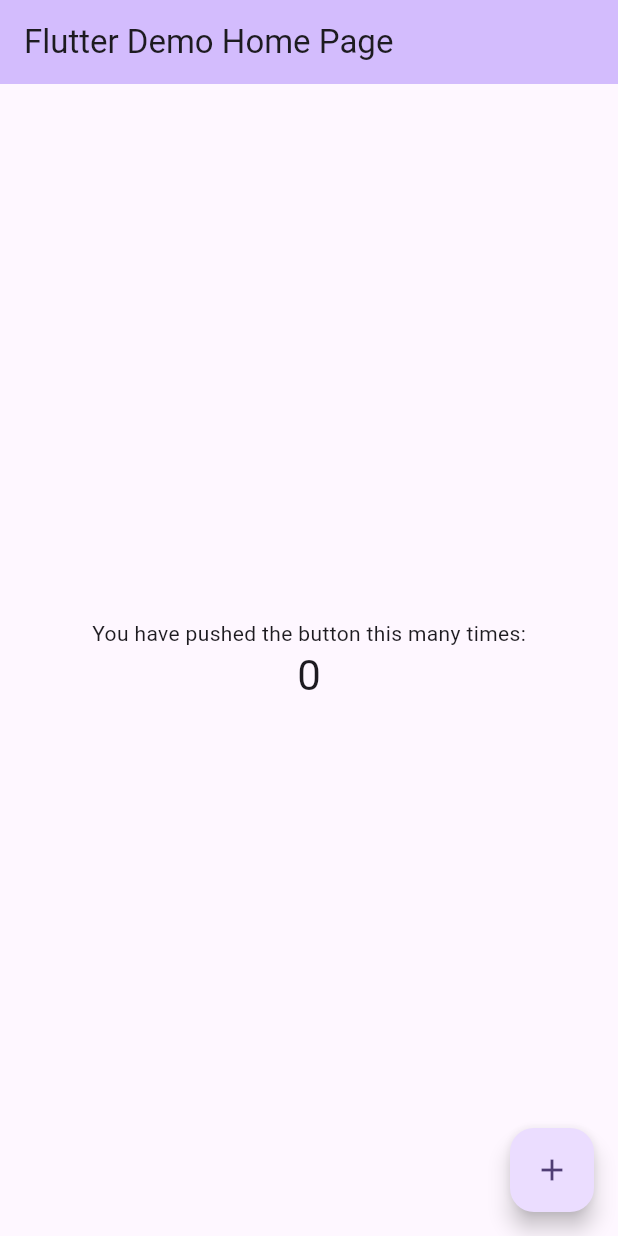
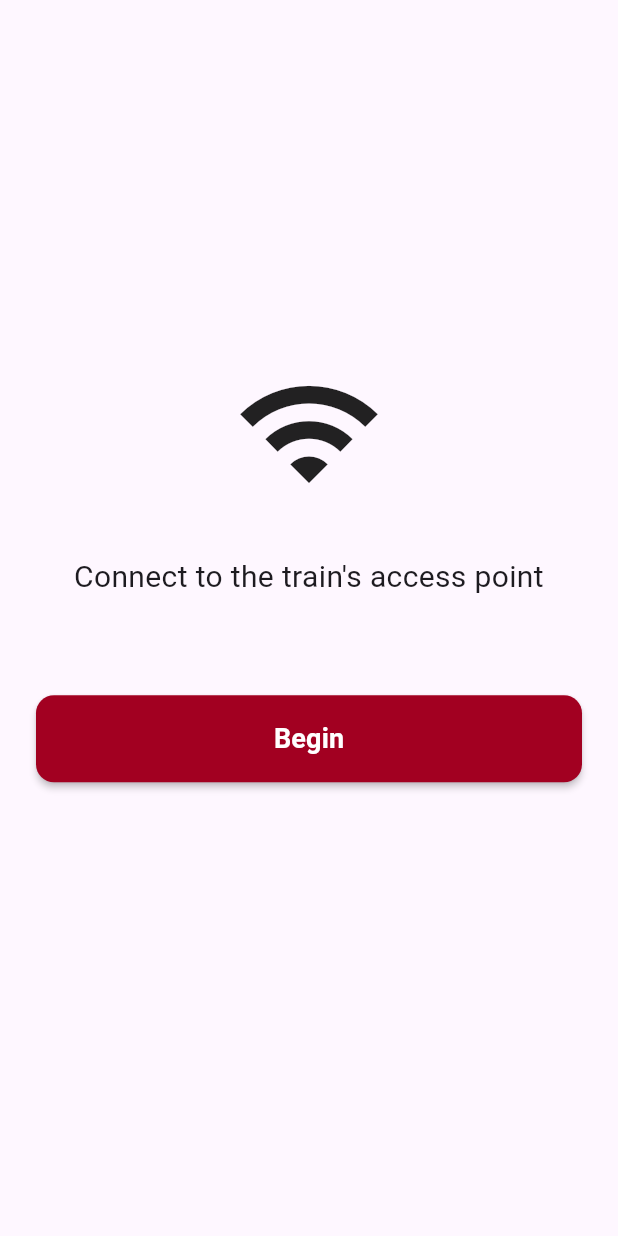
Before and after one commit to FinleyConway/train_dashboard_app, a Flutter app: the screen it shows after launch, on a phone screen of 412 x 824 dp. Run offline on Flutter 3.47's test engine with Material 3 defaults, Android fonts, the phone set to English and light mode, and no system bars.

Commit message:
Create a simple connect page that checks if the user has connected to the access point

```diff
--- /dev/null
+++ b/lib/features/esp_connect/esp_connect_page.dart
@@ -0,0 +1,136 @@
+import 'dart:async';
+import 'package:flutter/material.dart';
+import 'package:train_dashboard_app/features/esp_connect/esp_connect_controller.dart';
+
+class EspConnectPage extends StatefulWidget {
+  const EspConnectPage({super.key});
+
+  @override
+  State<EspConnectPage> createState() => _EspConnectPageState();
+}
+
+class _EspConnectPageState extends State<EspConnectPage> {
+  late final EspConnectController controller;
+
+  @override
+  void initState() {
+    super.initState();
+    controller = EspConnectController();
+
+    controller.addListener(() {
+      setState(() {});
+    });
+  }
+
+  @override
+  void dispose() {
+    controller.dispose();
+    super.dispose();
+  }
+
+  @override
+  Widget build(BuildContext context) {
+    return Scaffold(
+      body: Center(
+        child: Padding(
+          padding: const EdgeInsets.symmetric(horizontal: 24),
+          child: Column(
+            mainAxisAlignment: MainAxisAlignment.center,
+            children: [
+              _buildIcon(),
+              const SizedBox(height: 32),
+              _buildTitle(),
+              const SizedBox(height: 64),
+              _buildButton(),
+              const SizedBox(height: 24),
+              _buildStatus(),
+            ],
+          ),
+        ),
+      ),
+    );
+  }
+
+  Widget _buildIcon() {
+    return const Icon(Icons.wifi, size: 100);
+  }
+
+  Widget _buildTitle() {
+    return const Text(
+      "Connect to the train's access point",
+      style: TextStyle(fontSize: 20),
+      textAlign: TextAlign.center,
+    );
+  }
+
+  Widget _buildButton() {
+    return SizedBox(
+      width: double.infinity,
+      child: ElevatedButton(
+        onPressed: controller.isCheckingConnection
+            ? null
+            : _checkConnection,
+
+        style: ElevatedButton.styleFrom(
+          backgroundColor: const Color(0xFFA20021),
+          foregroundColor: Colors.white,
+          padding: const EdgeInsets.symmetric(vertical: 16),
+          shape: RoundedRectangleBorder(
+            borderRadius: BorderRadius.circular(12),
+          ),
+          elevation: 2,
+        ),
+
+        child: const Text(
+          "Begin",
+          style: TextStyle(fontSize: 18, fontWeight: FontWeight.w600),
+        ),
+      ),
+    );
+  }
+
+  Widget _buildStatus() {
+    return SizedBox(
+      height: 40,
+      child: Center(
+        child: AnimatedSwitcher(
+          duration: const Duration(milliseconds: 200),
+
+          child: controller.isCheckingConnection
+              ? const SizedBox(
+                  key: ValueKey("loading"),
+                  width: 28,
+                  height: 28,
+                  child: CircularProgressIndicator(strokeWidth: 3),
+                )
+              : controller.showError
+                  ? const Text(
+                      "Unable to connect!",
+                      key: ValueKey("error"),
+                      style: TextStyle(
+                        color: Colors.red,
+                        fontSize: 16,
+                      ),
+                    )
+                  : const SizedBox.shrink(
+                      key: ValueKey("empty"),
+                    ),
+        ),
+      ),
+    );
+  }
+
+  Future<void> _checkConnection() async {
+    final ok = await controller.checkConnection();
+
+    if (!mounted) return;
+
+    if (ok) {
+      ScaffoldMessenger.of(context).showSnackBar(
+        const SnackBar(content: Text("Connected successfully")),
+      );
+
+      // navigate to nex connect section
+    }
+  }
+}
--- a/lib/main.dart
+++ b/lib/main.dart
@@ -1,4 +1,5 @@
 import 'package:flutter/material.dart';
+import 'package:train_dashboard_app/features/esp_connect/esp_connect_page.dart';
 
 void main() {
   runApp(const MyApp());
@@ -7,116 +8,14 @@ void main() {
 class MyApp extends StatelessWidget {
   const MyApp({super.key});
 
-  // This widget is the root of your application.
   @override
   Widget build(BuildContext context) {
     return MaterialApp(
       title: 'Flutter Demo',
       theme: ThemeData(
-        // This is the theme of your application.
-        //
-        // TRY THIS: Try running your application with "flutter run". You'll see
-        // the application has a purple toolbar. Then, without quitting the app,
-        // try changing the seedColor in the colorScheme below to Colors.green
-        // and then invoke "hot reload" (save your changes or press the "hot
-        // reload" button in a Flutter-supported IDE, or press "r" if you used
-        // the command line to start the app).
-        //
-        // Notice that the counter didn't reset back to zero; the application
-        // state is not lost during the reload. To reset the state, use hot
-        // restart instead.
-        //
-        // This works for code too, not just values: Most code changes can be
-        // tested with just a hot reload.
         colorScheme: .fromSeed(seedColor: Colors.deepPurple),
       ),
-      home: const MyHomePage(title: 'Flutter Demo Home Page'),
+      home: const EspConnectPage(),
     );
   }
 }
-
-class MyHomePage extends StatefulWidget {
-  const MyHomePage({super.key, required this.title});
-
-  // This widget is the home page of your application. It is stateful, meaning
-  // that it has a State object (defined below) that contains fields that affect
-  // how it looks.
-
-  // This class is the configuration for the state. It holds the values (in this
-  // case the title) provided by the parent (in this case the App widget) and
-  // used by the build method of the State. Fields in a Widget subclass are
-  // always marked "final".
-
-  final String title;
-
-  @override
-  State<MyHomePage> createState() => _MyHomePageState();
-}
-
-class _MyHomePageState extends State<MyHomePage> {
-  int _counter = 0;
-
-  void _incrementCounter() {
-    setState(() {
-      // This call to setState tells the Flutter framework that something has
-      // changed in this State, which causes it to rerun the build method below
-      // so that the display can reflect the updated values. If we changed
-      // _counter without calling setState(), then the build method would not be
-      // called again, and so nothing would appear to happen.
-      _counter++;
-    });
-  }
-
-  @override
-  Widget build(BuildContext context) {
-    // This method is rerun every time setState is called, for instance as done
-    // by the _incrementCounter method above.
-    //
-    // The Flutter framework has been optimized to make rerunning build methods
-    // fast, so that you can just rebuild anything that needs updating rather
-    // than having to individually change instances of widgets.
-    return Scaffold(
-      appBar: AppBar(
-        // TRY THIS: Try changing the color here to a specific color (to
-        // Colors.amber, perhaps?) and trigger a hot reload to see the AppBar
-        // change color while the other colors stay the same.
-        backgroundColor: Theme.of(context).colorScheme.inversePrimary,
-        // Here we take the value from the MyHomePage object that was created by
-        // the App.build method, and use it to set our appbar title.
-        title: Text(widget.title),
-      ),
-      body: Center(
-        // Center is a layout widget. It takes a single child and positions it
-        // in the middle of the parent.
-        child: Column(
-          // Column is also a layout widget. It takes a list of children and
-          // arranges them vertically. By default, it sizes itself to fit its
-          // children horizontally, and tries to be as tall as its parent.
-          //
-          // Column has various properties to control how it sizes itself and
-          // how it positions its children. Here we use mainAxisAlignment to
-          // center the children vertically; the main axis here is the vertical
-          // axis because Columns are vertical (the cross axis would be
-          // horizontal).
-          //
-          // TRY THIS: Invoke "debug painting" (choose the "Toggle Debug Paint"
-          // action in the IDE, or press "p" in the console), to see the
-          // wireframe for each widget.
-          mainAxisAlignment: .center,
-          children: [
-            const Text('You have pushed the button this many times:'),
-            Text(
-              '$_counter',
-              style: Theme.of(context).textTheme.headlineMedium,
-            ),
-          ],
-        ),
-      ),
-      floatingActionButton: FloatingActionButton(
-        onPressed: _incrementCounter,
-        tooltip: 'Increment',
-        child: const Icon(Icons.add),
-      ),
-    );
-  }
-}
```
Also changed, not shown: lib/core/network/esp_wifi_provisioning.dart (renamed from lib/esp_wifi_provisioning_service.dart, +33 -8 lines), lib/features/esp_connect/esp_connect_controller.dart (added, +25 -0 lines).
